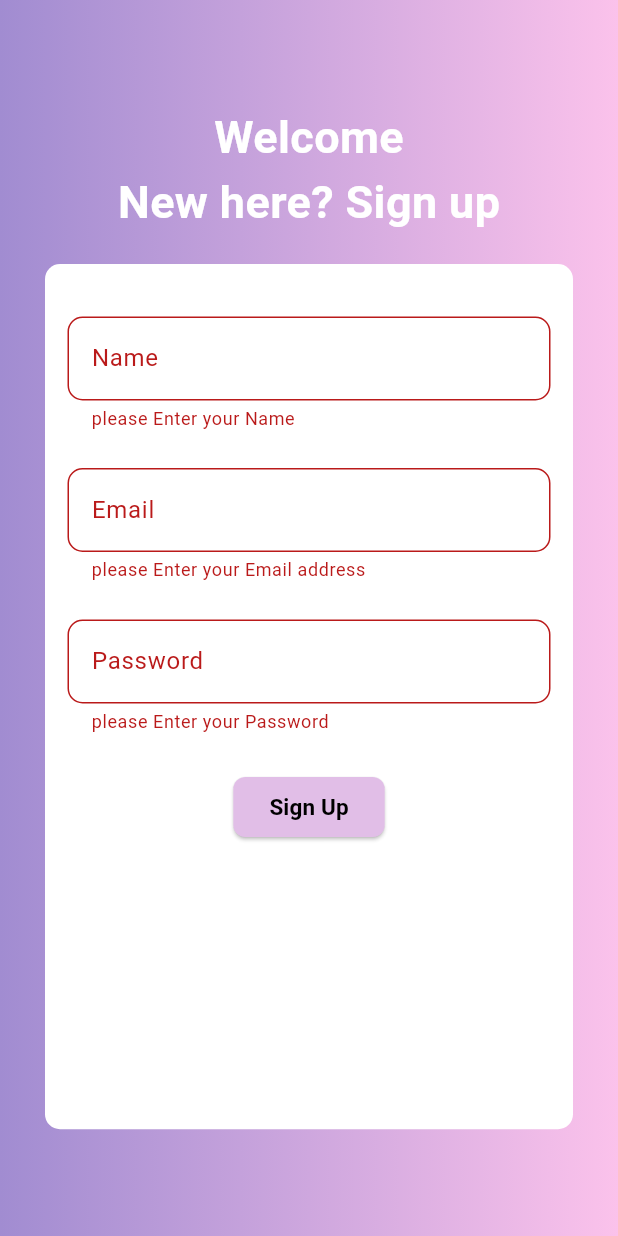
After one commit to ketan1435/FoodProject, a Flutter app: the SignUppage screen opened by its route, after a tap on "Sign Up", on a phone screen of 412 x 824 dp. The commit adds this screen. Run offline on Flutter 3.47's test engine with Material 3 defaults, Android fonts, the phone set to English and light mode, and no system bars; our stand-ins replace get.

Commit message:
2nd commit

```diff
--- a/lib/Binding/binding.dart
+++ b/lib/Binding/binding.dart
@@ -11,3 +11,9 @@ class HomeScreenBinding extends Bindings{
   }
 
 }
+class RegisterScreenBinding extends Bindings{
+  @override
+  void dependencies() {
+    Get.lazyPut(() => RegisterScreenController());
+  }
+}
--- a/lib/Controller/controller.dart
+++ b/lib/Controller/controller.dart
@@ -4,3 +4,7 @@ class HomeScreenController extends GetxController
 {
 
 }
+class RegisterScreenController extends GetxController
+{
+
+}
--- /dev/null
+++ b/lib/Pages/registration.dart
@@ -0,0 +1,204 @@
+import 'package:flutter/material.dart';
+class SignUppage extends StatefulWidget {
+  const SignUppage({super.key});
+
+  @override
+  State<SignUppage> createState() => _FormExampleState();
+}
+
+class _FormExampleState extends State<SignUppage> {
+
+  final _key=GlobalKey<FormState>();
+  @override
+  Widget build(BuildContext context) {
+    Size screenSize = MediaQuery.of(context).size;
+    return Scaffold(
+      body: Container(
+        decoration: BoxDecoration(
+            gradient: LinearGradient(
+                colors: [
+                  Color(0xffa18cd1  ),
+                  Color(0xfffbc2eb ),
+                ])
+        ),
+        child: Padding(
+          padding: const EdgeInsets.only(top: 70),
+          child: Column(
+            children: [
+              Center(child: Text("Welcome",style: TextStyle(fontWeight: FontWeight.bold,fontSize: 30,color: Colors.white),),
+              ),
+              Column(
+                children: [
+                  Text("New here? Sign up",style: TextStyle(fontWeight: FontWeight.bold,fontSize: 30,color: Colors.white),),
+                  Center(
+                    child: Padding(
+                      padding: const EdgeInsets.only(top: 20,left: 30,right: 30),
+                      child: Container(
+                        height: screenSize.height * 0.7,
+                        decoration: BoxDecoration(
+                            color: Colors.white,
+                            borderRadius: BorderRadius.circular(10)
+                        ),
+                        child: Form(
+                          key: _key,
+                          child: Column(
+                            children: [
+                              Padding(
+                                padding: const EdgeInsets.only(top: 35,left: 15,right: 15),
+                                child: TextFormField(
+                                  decoration: InputDecoration(
+                                    labelText: 'Name',
+                                    hintText: 'Enter your Name ',
+                                    border: OutlineInputBorder(
+                                        borderRadius: BorderRadius.circular(10),
+                                        borderSide: BorderSide(
+                                            color: Colors.purple,
+                                            width: 2,
+                                            style: BorderStyle.solid
+                                        )
+                                    ),
+                                  ),
+                                  validator:(value){
+                                    if(value!.isEmpty){
+                                      return "please Enter your Name";
+                                    }
+
+                                    else{
+                                      return null;
+                                    }
+                                  },
+                                ),
+                              ),
+                              SizedBox(height: 25,),
+                              Padding(
+                                padding: const EdgeInsets.only(left: 15,right: 15),
+                                child: TextFormField(
+                                  decoration: InputDecoration(
+                                    labelText: 'Email',
+                                    hintText: 'Enter your Email ',
+                                    border: OutlineInputBorder(
+                                        borderRadius: BorderRadius.circular(10),
+                                        borderSide: BorderSide(
+                                            color: Colors.purple,
+                                            width: 2,
+                                            style: BorderStyle.solid
+                                        )
+                                    ),
+                                  ),
+                                  validator:(value){
+                                    if(value!.isEmpty){
+                                      return "please Enter your Email address";
+                                    }
+                                    else if(!isValidEmail(value))
+                                    {
+                                      return "please Enter valid Email";
+                                    }
+                                    else{
+                                      return null;
+                                    }
+                                  },
+                                ),
+                              ),
+                              SizedBox(
+                                height: 25,
+                              ),
+                              Padding(
+                                padding: const EdgeInsets.only(left: 15,right: 15),
+                                child: TextFormField(
+                                  decoration: InputDecoration(
+                                    labelText: 'Password',
+                                    hintText: 'Enter your Password ',
+                                    border: OutlineInputBorder(
+                                        borderRadius: BorderRadius.circular(10),
+                                        borderSide: BorderSide(
+                                            color: Colors.purple,
+                                            width: 2,
+                                            style: BorderStyle.solid
+                                        )
+                                    ),
+                                  ),
+                                  validator:(value){
+                                    if(value!.isEmpty){
+                                      return "please Enter your Password";
+                                    }
+                                    else if(!isValidPassword(value)){
+                                      return "please Enter Valid Password";
+                                    }
+                                    else{
+                                      return null;
+                                    }
+                                  },
+                                ),
+                              ),
+                              SizedBox(
+                                height: 25,
+                              ),
+                              ElevatedButton(
+                                  onPressed: (){
+                                    if(_key.currentState!.validate()){
+                                      showDialog(context: context,
+                                          builder: (BuildContext context){
+                                            return  Center(
+                                              child: Container(
+                                                height: 300,
+                                                width: 300,
+                                                child: AlertDialog(
+                                                  title: Center(child: Text('Login Succesful',style: TextStyle(fontSize: 20,fontWeight: FontWeight.bold),)),
+                                                  content: Center(
+                                                    child: Container(
+                                                        height: 70,
+                                                        width: 70,
+                                                        child: Image.network("https://encrypted-tbn0.gstatic.com/images?q=tbn:ANd9GcSXkKUY4ViRoLQjaWqfmJnRnEmIBlznXdda9Q&usqp=CAU")),
+                                                  ),
+                                                  actions: [
+                                                    Center(
+                                                      child: TextButton(onPressed: (){
+                                                        Navigator.of(context).pop();
+                                                      },
+                                                          child: Text("ok",style: TextStyle(fontSize: 20,fontWeight: FontWeight.bold),)),
+                                                    )
+                                                  ],
+
+                                                ),
+                                              ),
+                                            );
+                                          }
+                                      );
+                                    }
+                                  },
+                                  style: ElevatedButton.styleFrom(
+                                      primary: Colors.purple.shade100,
+                                      shape: RoundedRectangleBorder(
+                                          borderRadius: BorderRadius.circular(8)
+                                      )
+
+                                  ),
+                                  child: Text("Sign Up",style: TextStyle(fontSize: 15,fontWeight: FontWeight.bold,color: Colors.black),)),
+                              SizedBox(
+                                height: 25,
+                              )
+                            ],
+                          ),
+                        ),
+                      ),
+                    ),
+                  ),
+                ],
+              )
+            ],
+          ),
+        ),
+      ),
+    );
+  }
+  bool isValidEmail(String email) {
+    final emailRegex =
+    RegExp(r'^[\w-]+(\.[\w-]+)*@([\w-]+\.)+[a-zA-Z]{2,7}$');
+    return emailRegex.hasMatch(email);
+  }
+  bool isValidPassword(String password){
+    final passwordRegex =
+    RegExp(r'^12345');
+    return passwordRegex.hasMatch(password);
+  }
+}
--- a/lib/Routs/app_pages.dart
+++ b/lib/Routs/app_pages.dart
@@ -1,6 +1,7 @@
 
 import 'package:food_app/Binding/binding.dart';
 import 'package:food_app/Pages/home_screen.dart';
+import 'package:food_app/Pages/registration.dart';
 import 'package:food_app/Routs/routs.dart';
 import 'package:get/get.dart';
 class AppPage {
@@ -13,6 +14,10 @@ class AppPage {
         name: Routs.HOMEROUTE,
         page: ()=> HomeScreen(),
         binding: HomeScreenBinding()
-    )
+    ),
+    GetPage(
+        name: Routs.REGISTERROUT,
+        page: ()=>SignUppage(),
+        binding: RegisterScreenBinding())
   ];
 }
--- a/lib/Routs/routs.dart
+++ b/lib/Routs/routs.dart
@@ -2,6 +2,7 @@
 
 class Routs {
 
-  static String HOMEROUTE = "homeroute";
+  static String HOMEROUTE = "/homeroute";
+  static String REGISTERROUT="/registerrout";
 
 }
```
Also changed, not shown: pubspec.lock.
